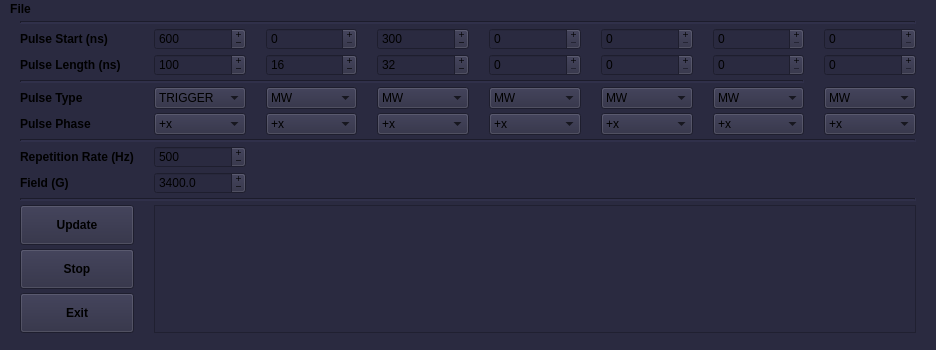
Anatoly1010/Atomize_NIOCH, file atomize/control_center/gui/pulse_main_window.ui: the form before one commit.
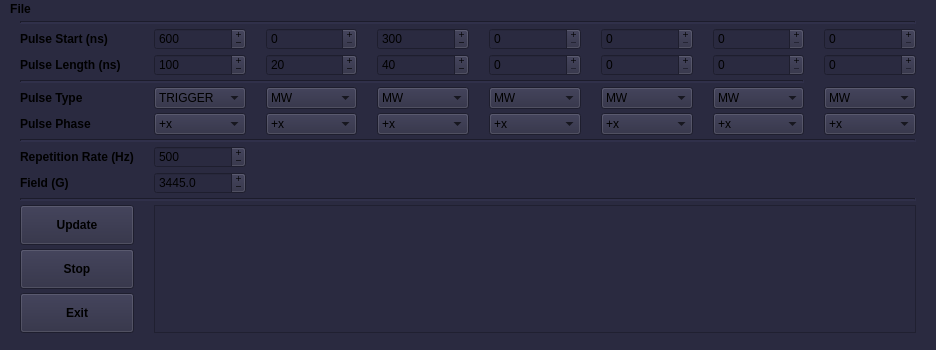
The form after the commit.

```diff
--- a/atomize/control_center/gui/pulse_main_window.ui
+++ b/atomize/control_center/gui/pulse_main_window.ui
@@ -110,7 +110,7 @@
          <number>2</number>
         </property>
         <property name="value">
-         <number>32</number>
+         <number>40</number>
         </property>
        </widget>
       </item>
@@ -211,7 +211,7 @@
          <number>2</number>
         </property>
         <property name="value">
-         <number>16</number>
+         <number>20</number>
         </property>
        </widget>
       </item>
@@ -557,7 +557,7 @@
          <double>0.500000000000000</double>
         </property>
         <property name="value">
-         <double>3400.000000000000000</double>
+         <double>3445.000000000000000</double>
         </property>
        </widget>
       </item>
```
Left out of the diff: 4 changed lines with no effect on the pictures.
